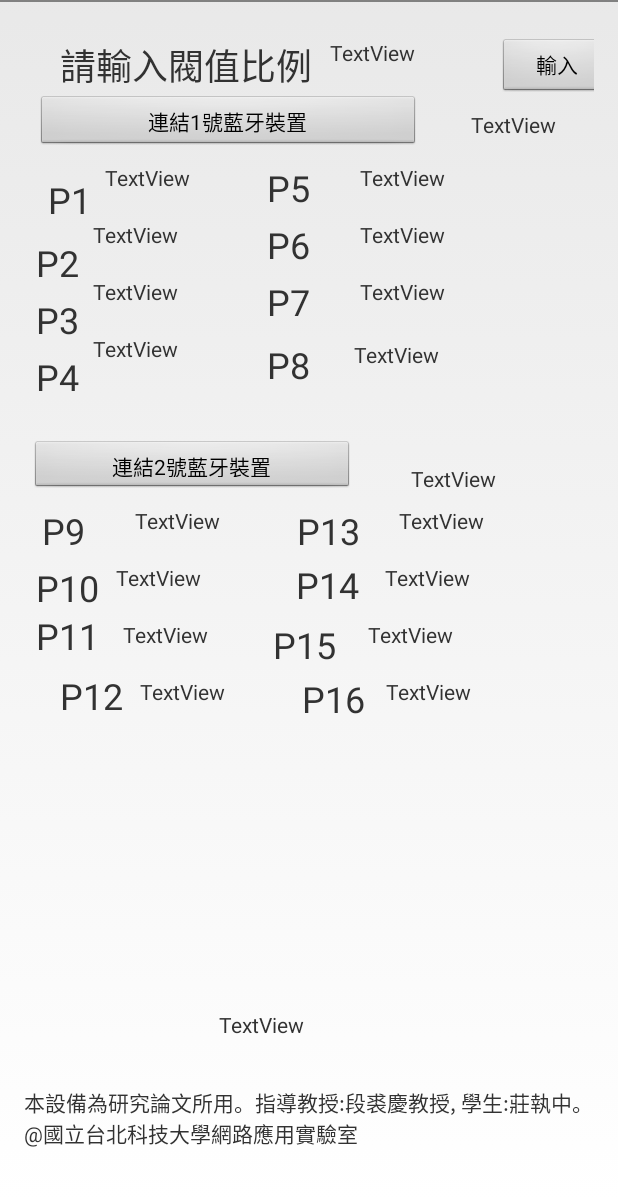
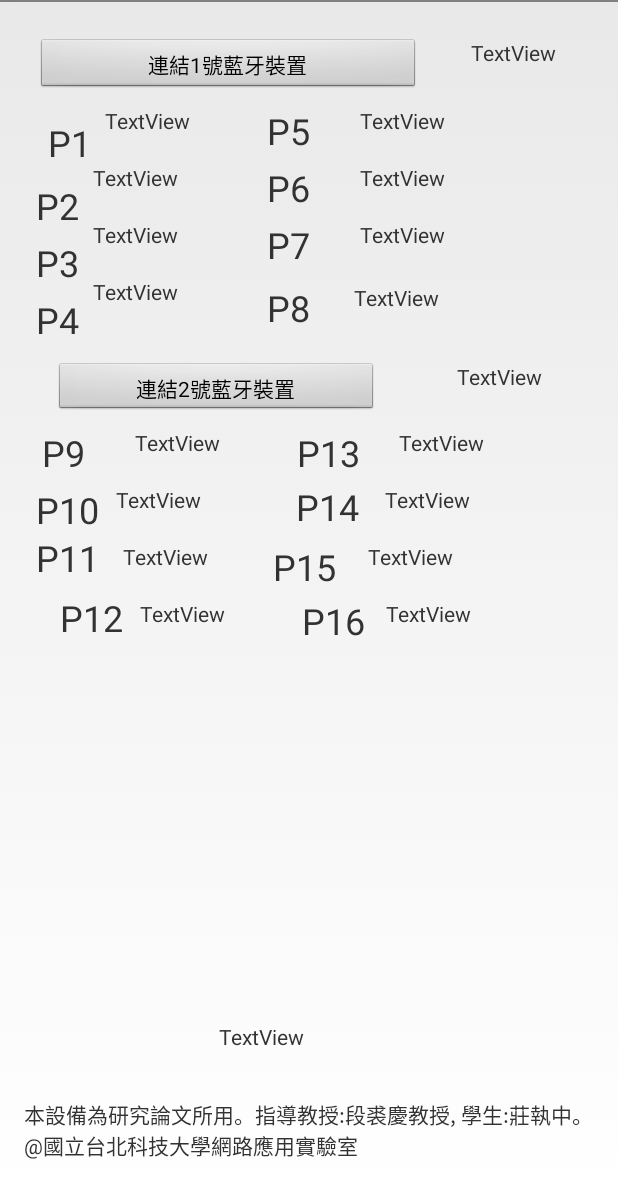
Before and after one commit to s124729427/Blunotest, an Android app: the MainActivity screen opened directly, with no data from a screen before it, on a phone screen of 412 x 824 dp, the part 36-1236 px from its top. Run offline under Robolectric (Android 15) with nearby library versions, the phone set to English and light mode, and no system bars; 5 statements that could not run were skipped.

Commit message:
2019/4/23
取消初始輸入  改成動態平均完後直接改變分母並顯示

```diff
--- a/app test/app/src/main/res/layout/activity_main.xml
+++ b/app test/app/src/main/res/layout/activity_main.xml
@@ -30,14 +30,14 @@
         android:layout_marginTop="8dp"
         android:text="連結1號藍牙裝置"
         app:layout_constraintStart_toStartOf="parent"
-        app:layout_constraintTop_toBottomOf="@+id/textView2" />
+        app:layout_constraintTop_toTopOf="parent" />
 
     <Button
         android:id="@+id/buttonScan2"
         android:layout_width="216dp"
         android:layout_height="36dp"
-        android:layout_marginStart="4dp"
-        android:layout_marginTop="276dp"
+        android:layout_marginStart="20dp"
+        android:layout_marginTop="224dp"
         android:text="連結2號藍牙裝置"
         app:layout_constraintStart_toStartOf="parent"
         app:layout_constraintTop_toTopOf="parent" />
@@ -401,47 +401,17 @@
         app:layout_constraintStart_toEndOf="@+id/p16"
         app:layout_constraintTop_toBottomOf="@+id/text15" />
 
-    <Button
-        android:id="@+id/button"
-        android:layout_width="80dp"
-        android:layout_height="40dp"
-        android:layout_marginStart="32dp"
-        android:layout_marginTop="8dp"
-        android:text="輸入"
-        app:layout_constraintStart_toEndOf="@+id/textView2"
-        app:layout_constraintTop_toTopOf="parent" />
-
-    <TextView
-        android:id="@+id/textView2"
-        android:layout_width="80dp"
-        android:layout_height="30dp"
-        android:layout_marginStart="12dp"
-        android:layout_marginTop="8dp"
-        android:text="TextView"
-        app:layout_constraintStart_toEndOf="@+id/textView3"
-        app:layout_constraintTop_toTopOf="parent" />
-
-    <TextView
-        android:id="@+id/textView3"
-        android:layout_width="wrap_content"
-        android:layout_height="wrap_content"
-        android:layout_marginStart="24dp"
-        android:layout_marginTop="8dp"
-        android:text="請輸入閥值比例"
-        android:textSize="24sp"
-        app:layout_constraintStart_toStartOf="parent"
-        app:layout_constraintTop_toTopOf="parent" />
-
     <TextView
         android:id="@+id/textView4"
         android:layout_width="381dp"
         android:layout_height="51dp"
-        android:layout_marginStart="8dp"
-        android:layout_marginEnd="8dp"
-        android:layout_marginBottom="8dp"
+        android:layout_marginStart="0dp"
+        android:layout_marginEnd="0dp"
+        android:layout_marginBottom="0dp"
         android:text="本設備為研究論文所用。指導教授:段裘慶教授, 學生:莊執中。 @國立台北科技大學網路應用實驗室"
         app:layout_constraintBottom_toBottomOf="parent"
         app:layout_constraintEnd_toEndOf="parent"
+        app:layout_constraintHorizontal_bias="0.428"
         app:layout_constraintStart_toStartOf="parent" />
 
     <TextView
@@ -453,7 +423,7 @@
         android:text="TextView"
         app:layout_constraintEnd_toEndOf="parent"
         app:layout_constraintStart_toEndOf="@+id/buttonScan"
-        app:layout_constraintTop_toBottomOf="@+id/button" />
+        app:layout_constraintTop_toTopOf="parent" />
 
     <TextView
         android:id="@+id/texttotalfinal"
@@ -471,11 +441,11 @@
         android:layout_width="wrap_content"
         android:layout_height="0dp"
         android:layout_marginStart="8dp"
-        android:layout_marginTop="292dp"
+        android:layout_marginTop="224dp"
         android:layout_marginEnd="32dp"
         android:text="TextView"
         app:layout_constraintEnd_toEndOf="parent"
-        app:layout_constraintHorizontal_bias="0.473"
+        app:layout_constraintHorizontal_bias="0.95"
         app:layout_constraintStart_toEndOf="@+id/buttonScan2"
         app:layout_constraintTop_toTopOf="parent" />
 
```
Also changed, not shown: app test/app/src/main/java/com/dfrobot/angelo/blunobasicdemo/MainActivity.java (+24 -20 lines).
